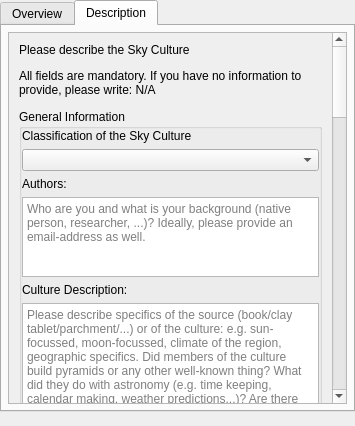
First picture: the form in plugins/SkyCultureMaker/src/gui/scmSkyCultureDialog.ui, repository Stellarium/stellarium, before the edit.
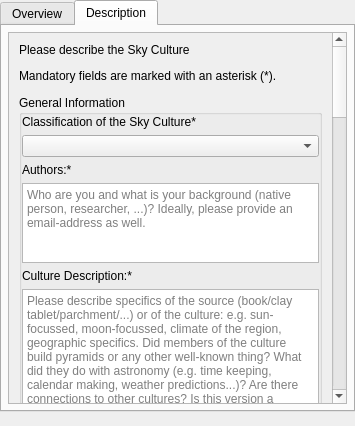
Second picture: the form after the edit. The open tabs and pages were chosen to show the change. Custom widgets are drawn as their Qt base class.

Commit message: make some parts of the SC description optional

The edit to the form file:
```diff
--- a/plugins/SkyCultureMaker/src/gui/scmSkyCultureDialog.ui
+++ b/plugins/SkyCultureMaker/src/gui/scmSkyCultureDialog.ui
@@ -341,7 +341,7 @@
               <item>
                <widget class="QLabel" name="descriptionTabExplanationLbl">
                 <property name="text">
-                 <string>All fields are mandatory. If you have no information to provide, please write: N/A</string>
+                 <string>Mandatory fields are marked with an asterisk (*).</string>
                 </property>
                 <property name="wordWrap">
                  <bool>true</bool>
@@ -372,7 +372,7 @@
                  <item>
                   <widget class="QLabel" name="classificationLbl">
                    <property name="text">
-                    <string>Classification of the Sky Culture</string>
+                    <string>Classification of the Sky Culture*</string>
                    </property>
                   </widget>
                  </item>
@@ -382,7 +382,7 @@
                  <item>
                   <widget class="QLabel" name="authorsLbl">
                    <property name="text">
-                    <string>Authors:</string>
+                    <string>Authors:*</string>
                    </property>
                   </widget>
                  </item>
@@ -405,7 +405,7 @@
                  <item>
                   <widget class="QLabel" name="cultureDescriptionLbl">
                    <property name="text">
-                    <string>Culture Description:</string>
+                    <string>Culture Description:*</string>
                    </property>
                   </widget>
                  </item>
```
Left out of the diff: 4 changed lines with no effect on the pictures. The commit also changes 3 other files.
